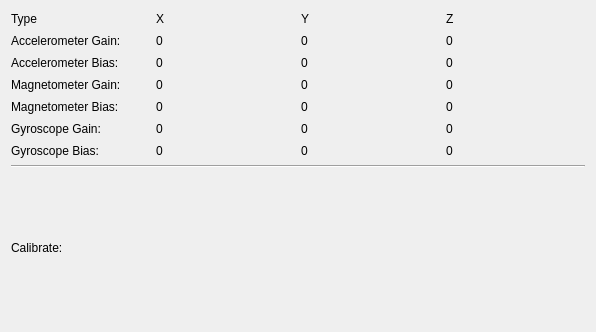
First picture: the form in src/brickv/plugin_system/plugins/imu/ui/calibrate.ui, repository Tinkerforge/brickv, before the edit.
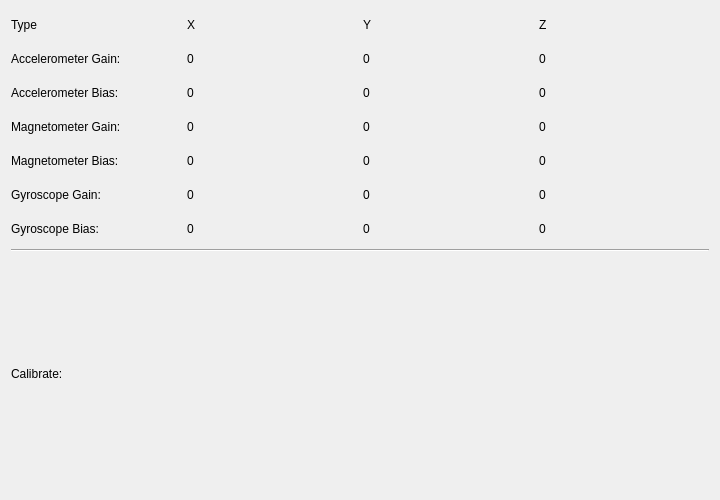
Second picture: the form after the edit.

Diff of the .ui file:
```diff
--- a/src/brickv/plugin_system/plugins/imu/ui/calibrate.ui
+++ b/src/brickv/plugin_system/plugins/imu/ui/calibrate.ui
@@ -9,8 +9,8 @@
    <rect>
     <x>0</x>
     <y>0</y>
-    <width>596</width>
-    <height>332</height>
+    <width>720</width>
+    <height>500</height>
    </rect>
   </property>
   <property name="windowTitle">
@@ -231,6 +231,12 @@
        <property name="text">
         <string>Calibrate:</string>
        </property>
+       <property name="textFormat">
+        <enum>Qt::AutoText</enum>
+       </property>
+       <property name="wordWrap">
+        <bool>false</bool>
+       </property>
       </widget>
      </item>
     </layout>
```
